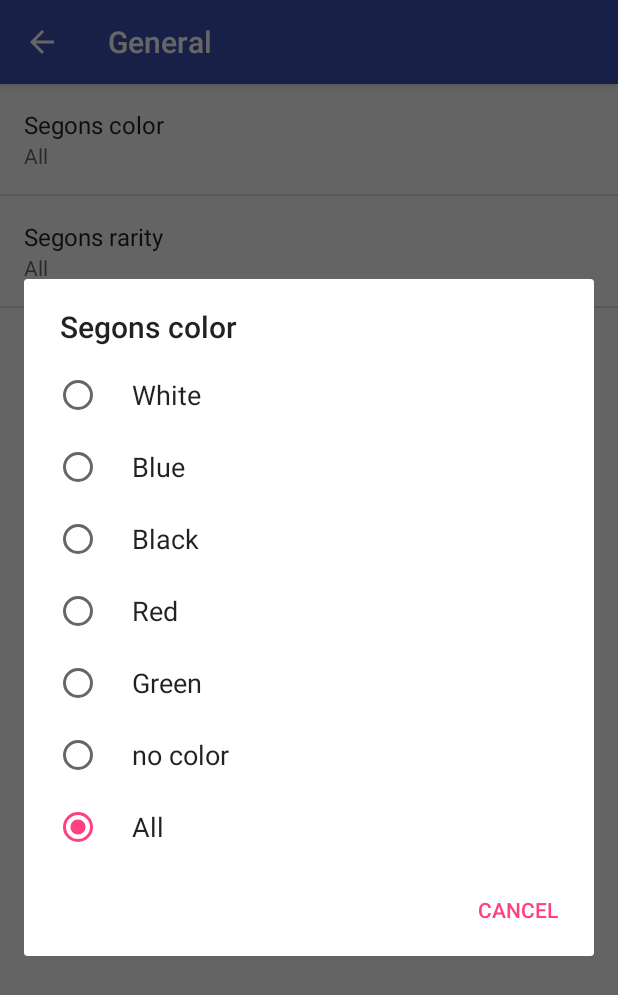
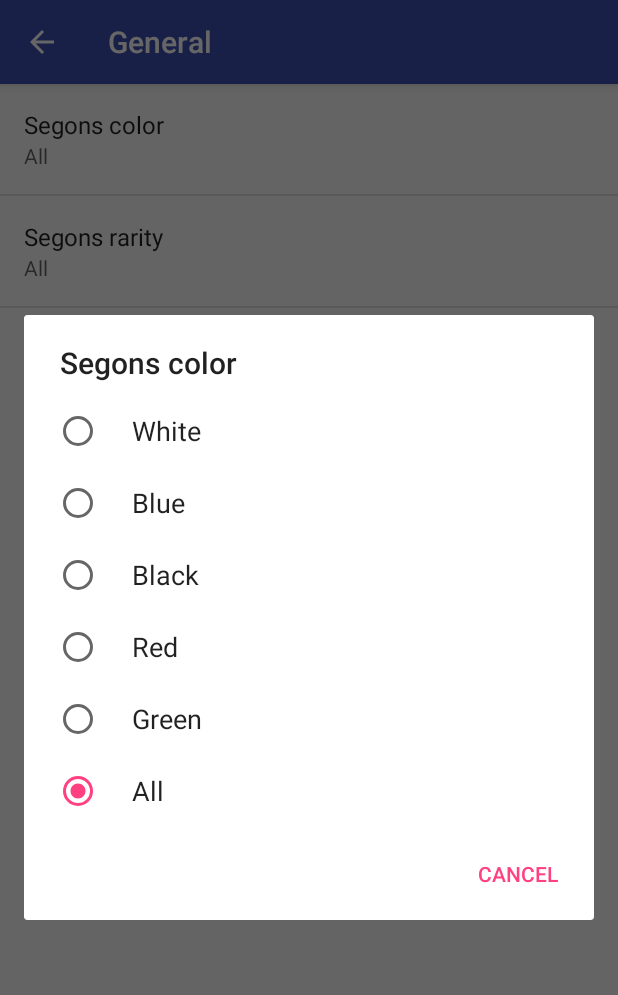
Before and after one commit to fcpau4/CartesMagic, an Android app: the SettingsActivity screen opened directly, with no data from a screen before it, after a tap on "Segons color", on a phone screen of 412 x 824 dp. Shown: the top 995 px of the screen. Run offline under Robolectric (Android 15) with nearby library versions, the phone set to English and light mode, and no system bars; 1 other tap on this screen came first.

```diff
--- a/app/src/main/java/com/example/a46990527d/cartesmagic/CardAPI.java
+++ b/app/src/main/java/com/example/a46990527d/cartesmagic/CardAPI.java
@@ -108,7 +108,7 @@ public class CardAPI {
             if (objeto.has("colors")) {
                 Carta.setColors(objeto.getString("colors"));
             } else {
-                Carta.setColors("no color");
+                Carta.setColors(null);
             }
 
             if (objeto.has("imageUrl")){
--- a/app/src/main/java/com/example/a46990527d/cartesmagic/MainActivityFragment.java
+++ b/app/src/main/java/com/example/a46990527d/cartesmagic/MainActivityFragment.java
@@ -118,9 +118,9 @@ public class MainActivityFragment extends Fragment {
             }else if (rarity.equalsIgnoreCase(rarity) && colors.equalsIgnoreCase("All")) {
                 result = api.getCardsByRarity(rarity);
             }else if (rarity.equalsIgnoreCase(rarity) && colors.equalsIgnoreCase(colors)){
-                result = api.getCardsByColorAndRarity(rarity,colors);
+                 result = api.getCardsByColorAndRarity(rarity,colors);
+
             }
-
             Log.d("DEBUG", result != null ? result.toString() : null);
 
             return result;
--- a/app/src/main/res/values/strings.xml
+++ b/app/src/main/res/values/strings.xml
@@ -48,7 +48,6 @@
         <item>Black</item>
         <item>Red</item>
         <item>Green</item>
-        <item>no color</item>
         <item>All</item>
     </string-array>
     <string-array name="pref_colors_list_values">
@@ -57,7 +56,6 @@
         <item>Black</item>
         <item>Red</item>
         <item>Green</item>
-        <item>no color</item>
         <item>All</item>
     </string-array>
 
```
